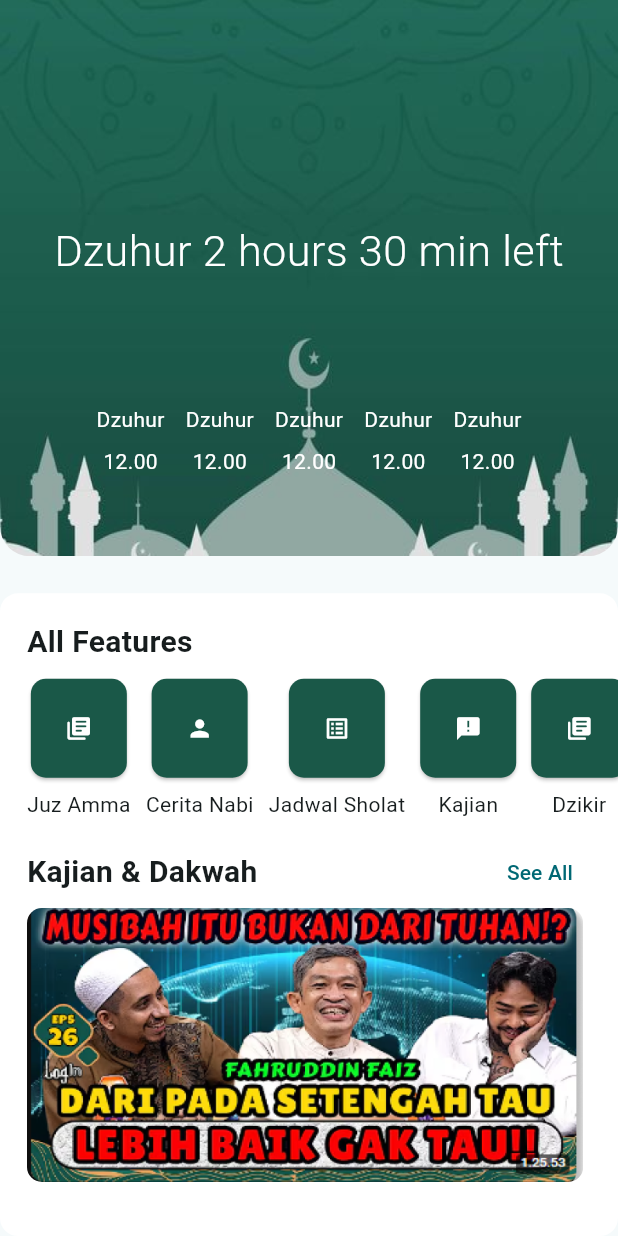
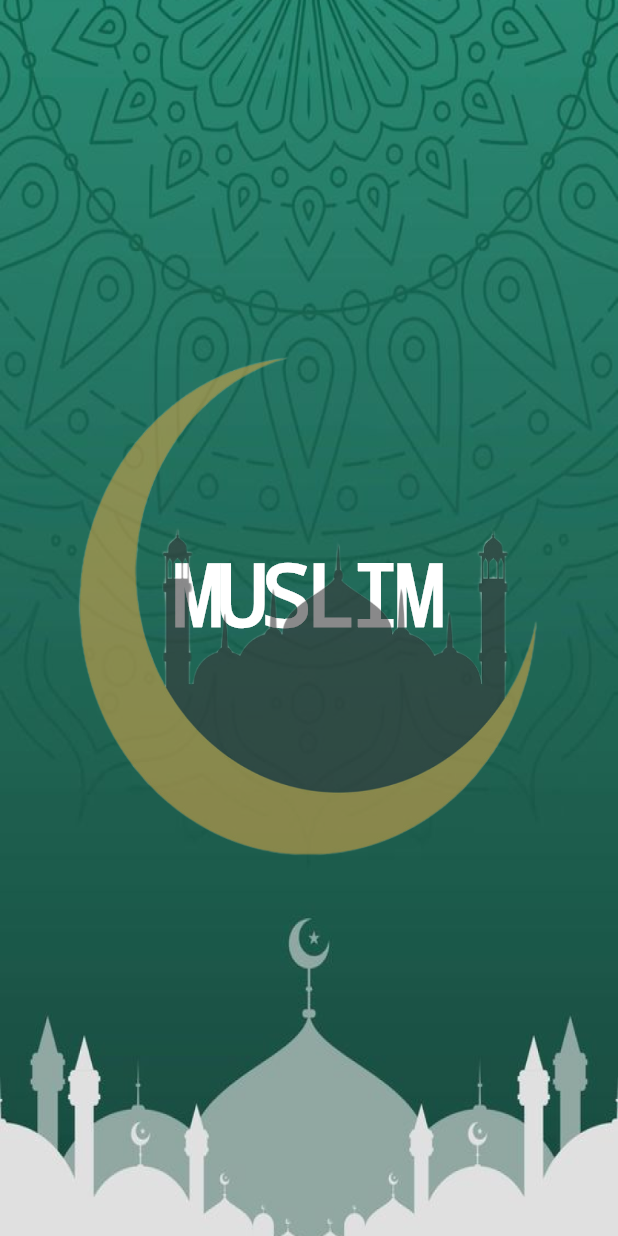
Before and after one commit to MuhammadRaffieHermansyah/musslim-app, a Flutter app: the first screen one second after launch, on a phone screen of 412 x 824 dp. Run offline on Flutter 3.47's test engine with Material 3 defaults, Android fonts, the light colour scheme and no system bars; drawn by our look-alikes of animated_text_kit; our stand-ins replace audioplayers; missing offline and left inert: quran; Roboto replaces fonts that are missing (Poppins).

Commit message:
feat: splash screen

```diff
--- a/analysis_options.yaml
+++ b/analysis_options.yaml
@@ -7,6 +7,9 @@
 
 # The following line activates a set of recommended lints for Flutter apps,
 # packages, and plugins designed to encourage good coding practices.
+analyzer:
+  errors:
+    use_build_context_synchronously: ignore
 include: package:flutter_lints/flutter.yaml
 
 linter:
--- a/lib/main.dart
+++ b/lib/main.dart
@@ -1,5 +1,7 @@
 import 'package:flutter/material.dart';
 import 'package:musslim_app/pages/home/home_page.dart';
+import 'package:musslim_app/pages/juzAmma/juz_amma_page.dart';
+import 'package:musslim_app/pages/splash/screen.dart';
 
 void main() {
   runApp(const MusslimApp());
@@ -13,11 +15,16 @@ class MusslimApp extends StatelessWidget {
     return MaterialApp(
       title: 'Musslim App',
       debugShowCheckedModeBanner: false,
+      initialRoute: '/',
+      routes: {
+        '/': (context) => const Screen(),
+        '/home': (context) => const HomePage(),
+        '/juz-amma': (context) => const JuzAmmaPage(),
+      },
       theme: ThemeData(
         fontFamily: 'Poppins',
         colorScheme: ColorScheme.fromSeed(seedColor: Colors.white),
       ),
-      home: const HomePage(),
     );
   }
 }
--- a/lib/pages/home/widget/menu_card.dart
+++ b/lib/pages/home/widget/menu_card.dart
@@ -15,7 +15,6 @@ class MenuCard extends StatelessWidget {
     final screenSize = MediaQuery.of(context).size;
     final screenWidth = screenSize.width;
     final screenHeight = screenSize.height;
-
     return Column(
       mainAxisAlignment: MainAxisAlignment.end,
       children: [
--- /dev/null
+++ b/lib/pages/splash/screen.dart
@@ -0,0 +1,95 @@
+import 'package:animated_text_kit/animated_text_kit.dart';
+import 'package:flutter/material.dart';
+
+class Screen extends StatefulWidget {
+  const Screen({super.key});
+
+  @override
+  State<Screen> createState() => _ScreenState();
+}
+
+class _ScreenState extends State<Screen> {
+  bool isSplash = true;
+
+  @override
+  void initState() {
+    super.initState();
+    Future.delayed(const Duration(milliseconds: 100), () {
+      setState(() {
+        isSplash = false;
+      });
+    });
+    Future.delayed(const Duration(milliseconds: 2400), () {
+      Navigator.pushNamed(context, '/home');
+    });
+  }
+
+  @override
+  void dispose() {
+    isSplash = true;
+    super.dispose();
+  }
+
+  @override
+  Widget build(BuildContext context) {
+    final screenSize = MediaQuery.of(context).size;
+    final screenWidth = screenSize.width;
+    final screenHeight = screenSize.height;
+    return Stack(
+      children: [
+        Container(
+          height: screenHeight,
+          width: screenWidth,
+          decoration: const BoxDecoration(
+            image: DecorationImage(
+              image: AssetImage('assets/images/bg_home.png'),
+              fit: BoxFit.cover,
+            ),
+          ),
+        ),
+        Center(
+          child: Padding(
+            padding: const EdgeInsets.only(bottom: 30),
+            child: AnimatedTextKit(
+              isRepeatingAnimation: false,
+              pause: const Duration(milliseconds: 500),
+              animatedTexts: [
+                RotateAnimatedText(
+                  'MUSLIM',
+                  duration: const Duration(milliseconds: 3100),
+                  transitionHeight: screenHeight * 0.3,
+                  textStyle: TextStyle(
+                    fontWeight: FontWeight.w900,
+                    fontSize: screenHeight * 0.07,
+                    color: Colors.white,
+                    decoration: TextDecoration.none,
+                    letterSpacing: -5,
+                  ),
+                ),
+              ],
+            ),
+          ),
+        ),
+        Center(
+          child: AnimatedContainer(
+            duration: const Duration(milliseconds: 2000),
+            height: screenHeight * 0.5,
+            width: screenWidth * 0.85,
+            decoration: BoxDecoration(
+              image: DecorationImage(
+                colorFilter: isSplash
+                    ? null
+                    : const ColorFilter.mode(
+                        Colors.transparent,
+                        BlendMode.clear,
+                      ),
+                image: const AssetImage('assets/images/splash.png'),
+                fit: BoxFit.cover,
+              ),
+            ),
+          ),
+        ),
+      ],
+    );
+  }
+}
--- a/pubspec.yaml
+++ b/pubspec.yaml
@@ -39,6 +39,7 @@ dependencies:
   audioplayers: ^6.1.0
   intl: ^0.19.0
   http: ^1.2.2
+  animated_text_kit: ^4.2.2
 
 dev_dependencies:
   flutter_test:
```
Also changed, not shown: lib/pages/juzAmma/layouts/verse_surah_page.dart (+16 -0 lines), lib/pages/juzAmma/widgets/sheet_play.dart (added, +148 -0 lines), assets/images/splash.png (added), pubspec.lock, 1 other file.
